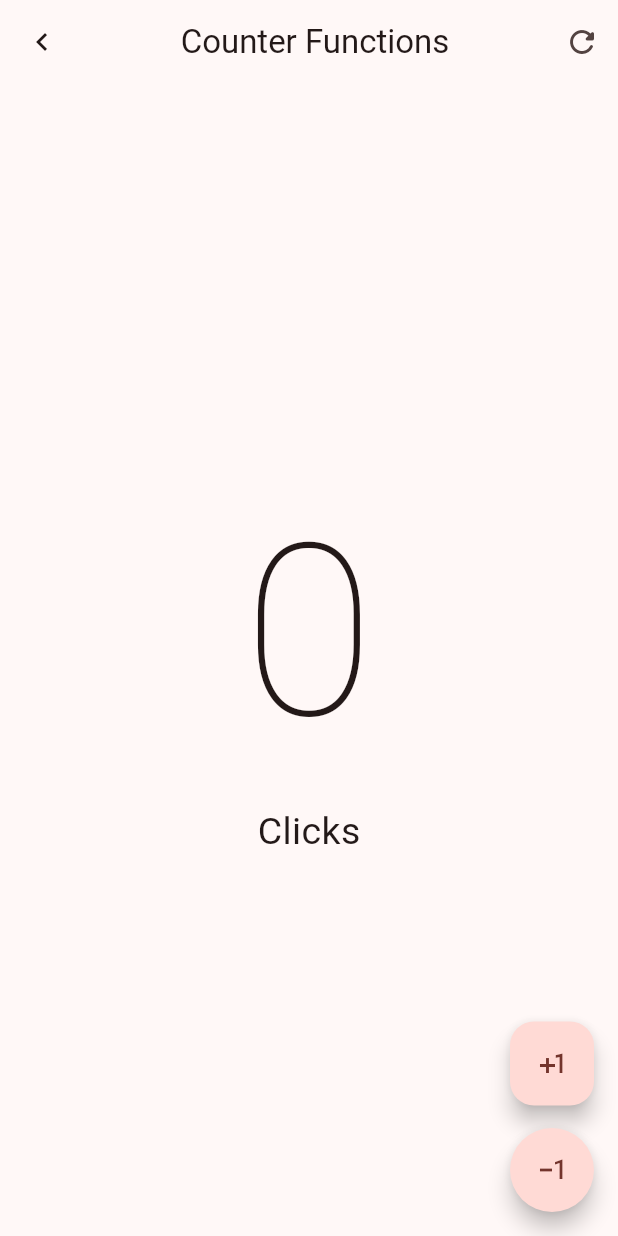
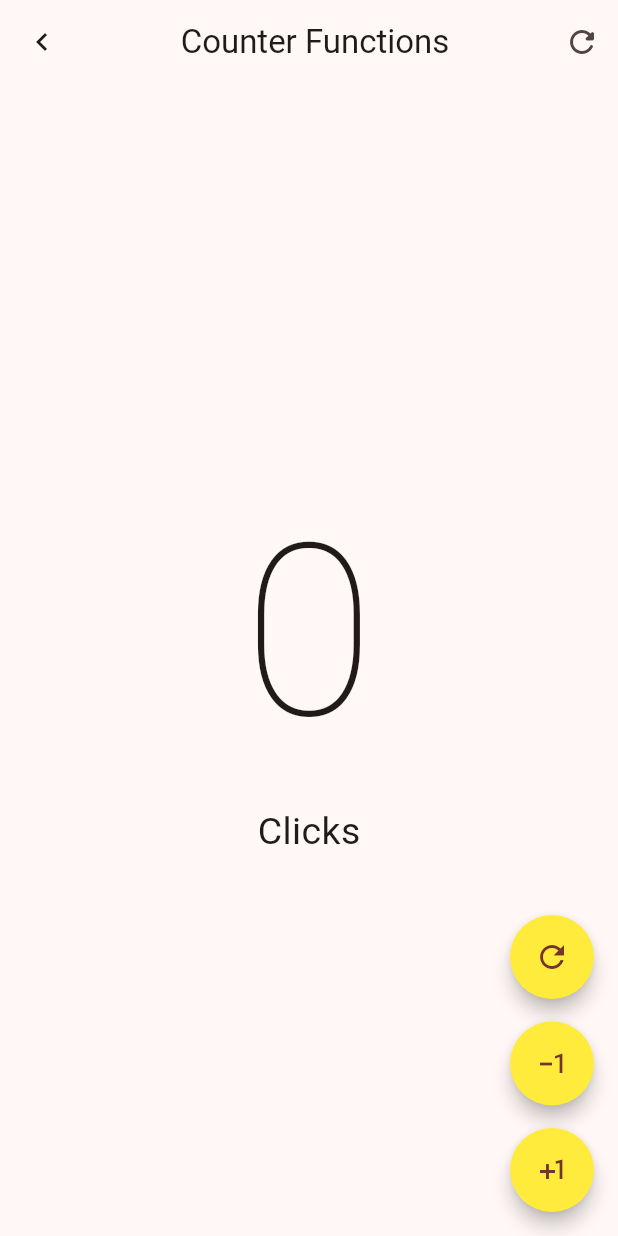
Before and after one commit to FerProx90/fluter-udemy-basico, a Flutter app: the screen it shows after launch, on a phone screen of 412 x 824 dp. Run offline on Flutter 3.47's test engine with Material 3 defaults, Android fonts, the phone set to English and light mode, and no system bars.

Commit message:
modulo counter terminado

```diff
--- a/lib/presentation/screens/counter/counter_functions_screen.dart
+++ b/lib/presentation/screens/counter/counter_functions_screen.dart
@@ -1,5 +1,3 @@
-import 'dart:ffi';
-
 import 'package:flutter/material.dart';
 
 class CounterFunctionScreen extends StatefulWidget {
@@ -53,26 +51,54 @@ class _CounterScreen extends State<CounterFunctionScreen> {
       floatingActionButton: Column(
         mainAxisAlignment: MainAxisAlignment.end,
         children: [
-          FloatingActionButton(
+          CustomButton(
+            icon: Icons.refresh_outlined,
+            onPressed: () {
+              setState(() {
+                clickCounter = 0;
+              });
+            },
+          ),
+          const SizedBox(height: 15),
+          CustomButton(
+            icon: Icons.exposure_minus_1_outlined,
+            onPressed: () {
+              setState(() {
+                if (clickCounter == 0) return;
+                clickCounter--;
+              });
+            },
+          ),
+          const SizedBox(height: 15),
+          CustomButton(
+            icon: Icons.plus_one,
             onPressed: () {
               setState(() {
                 clickCounter++;
               });
             },
-            child: const Icon(Icons.plus_one),
-          ),
-          const SizedBox(height: 15),
-          FloatingActionButton(
-            shape: const StadiumBorder(),
-            onPressed: () {
-              setState(() {
-                clickCounter--;
-              });
-            },
-            child: const Icon(Icons.exposure_minus_1_outlined),
           ),
         ],
       ),
     );
   }
 }
+
+class CustomButton extends StatelessWidget {
+  final IconData icon;
+  final VoidCallback? onPressed;
+
+  const CustomButton({super.key, required this.icon, this.onPressed});
+
+  @override
+  Widget build(BuildContext context) {
+    return FloatingActionButton(
+      enableFeedback: true, // Genera un sonido ligero al hacer tap
+      elevation: 5, //es como el sombreado (bpx-shadow)
+      backgroundColor: Colors.yellow,
+      shape: const StadiumBorder(),
+      onPressed: onPressed,
+      child: Icon(icon),
+    );
+  }
+}
```
